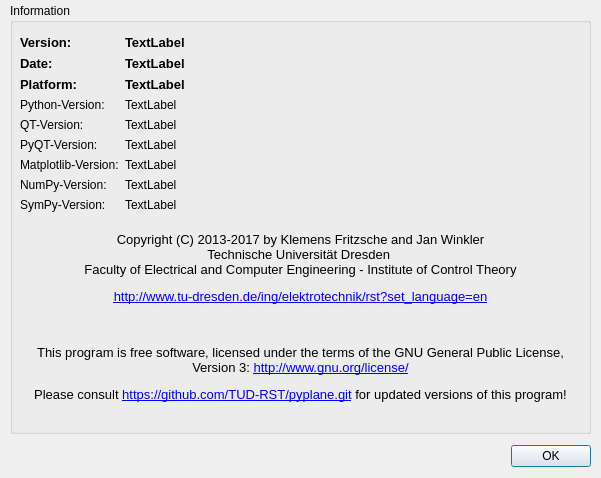
TUD-RST/pyplane, file gui/Ui_PyPlane_about.ui: the form before one commit.
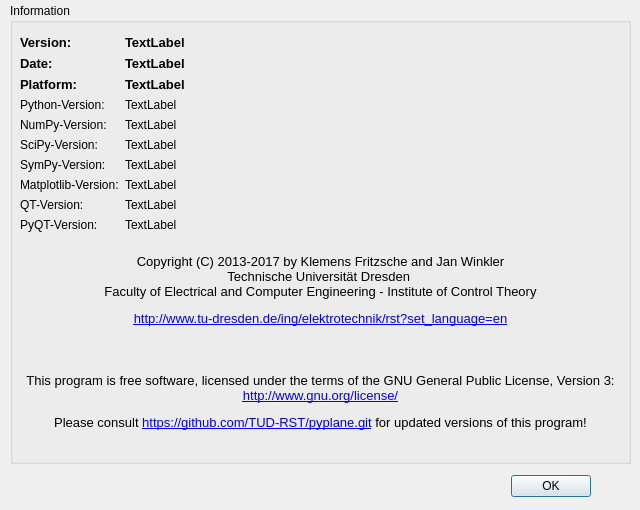
The form after the commit. Icons and pictures are not drawn.

Commit message: Added SciPy version info to About Dlg.

```diff
--- a/gui/Ui_PyPlane_about.ui
+++ b/gui/Ui_PyPlane_about.ui
@@ -6,8 +6,8 @@
    <rect>
     <x>0</x>
     <y>0</y>
-    <width>601</width>
-    <height>478</height>
+    <width>640</width>
+    <height>510</height>
    </rect>
   </property>
   <property name="windowTitle">
@@ -17,7 +17,7 @@
    <property name="geometry">
     <rect>
      <x>250</x>
-     <y>440</y>
+     <y>470</y>
      <width>341</width>
      <height>32</height>
     </rect>
@@ -34,8 +34,8 @@
     <rect>
      <x>10</x>
      <y>3</y>
-     <width>581</width>
-     <height>431</height>
+     <width>621</width>
+     <height>461</height>
     </rect>
    </property>
    <property name="title">
@@ -46,8 +46,8 @@
      <rect>
       <x>10</x>
       <y>20</y>
-      <width>561</width>
-      <height>401</height>
+      <width>601</width>
+      <height>431</height>
      </rect>
     </property>
     <layout class="QVBoxLayout" name="verticalLayout">
@@ -157,27 +157,20 @@
              </property>
             </widget>
            </item>
-           <item row="4" column="0">
+           <item row="8" column="0">
             <widget class="QLabel" name="label_qt_version">
              <property name="text">
               <string>QT-Version:</string>
              </property>
             </widget>
            </item>
-           <item row="5" column="0">
+           <item row="9" column="0">
             <widget class="QLabel" name="label_pyqt_version">
              <property name="text">
               <string>PyQT-Version:</string>
              </property>
             </widget>
            </item>
-           <item row="6" column="0">
-            <widget class="QLabel" name="label_matplotlib_version">
-             <property name="text">
-              <string>Matplotlib-Version:</string>
-             </property>
-            </widget>
-           </item>
            <item row="3" column="1">
             <widget class="QLabel" name="python_version_info">
              <property name="text">
@@ -185,55 +178,76 @@
              </property>
             </widget>
            </item>
-           <item row="4" column="1">
+           <item row="8" column="1">
             <widget class="QLabel" name="qt_version_info">
              <property name="text">
               <string>TextLabel</string>
              </property>
             </widget>
            </item>
-           <item row="5" column="1">
+           <item row="9" column="1">
             <widget class="QLabel" name="pyqt_version_info">
              <property name="text">
               <string>TextLabel</string>
              </property>
             </widget>
            </item>
-           <item row="6" column="1">
-            <widget class="QLabel" name="matplotlib_version_info">
-             <property name="text">
-              <string>TextLabel</string>
-             </property>
-            </widget>
-           </item>
            <item row="7" column="0">
+            <widget class="QLabel" name="label_matplotlib_version">
+             <property name="text">
+              <string>Matplotlib-Version:</string>
+             </property>
+            </widget>
+           </item>
+           <item row="7" column="1">
+            <widget class="QLabel" name="matplotlib_version_info">
+             <property name="text">
+              <string>TextLabel</string>
+             </property>
+            </widget>
+           </item>
+           <item row="4" column="0">
             <widget class="QLabel" name="label_numpy_version">
              <property name="text">
               <string>NumPy-Version:</string>
              </property>
             </widget>
            </item>
-           <item row="8" column="0">
+           <item row="4" column="1">
+            <widget class="QLabel" name="numpy_version_info">
+             <property name="text">
+              <string>TextLabel</string>
+             </property>
+            </widget>
+           </item>
+           <item row="6" column="0">
             <widget class="QLabel" name="label_sympy_version">
              <property name="text">
               <string>SymPy-Version:</string>
              </property>
             </widget>
            </item>
-           <item row="7" column="1">
-            <widget class="QLabel" name="numpy_version_info">
-             <property name="text">
-              <string>TextLabel</string>
-             </property>
-            </widget>
-           </item>
-           <item row="8" column="1">
+           <item row="6" column="1">
             <widget class="QLabel" name="sympy_version_info">
              <property name="text">
               <string>TextLabel</string>
              </property>
             </widget>
            </item>
+           <item row="5" column="0">
+            <widget class="QLabel" name="label_scipy_version">
+             <property name="text">
+              <string>SciPy-Version:</string>
+             </property>
+            </widget>
+           </item>
+           <item row="5" column="1">
+            <widget class="QLabel" name="scipy_version_info">
+             <property name="text">
+              <string>TextLabel</string>
+             </property>
+            </widget>
+           </item>
           </layout>
          </item>
         </layout>
@@ -242,8 +256,8 @@
         <widget class="QLabel" name="label">
          <property name="maximumSize">
           <size>
-           <width>200</width>
-           <height>200</height>
+           <width>250</width>
+           <height>250</height>
           </size>
          </property>
          <property name="text">
```
The commit also changes 2 other files.
